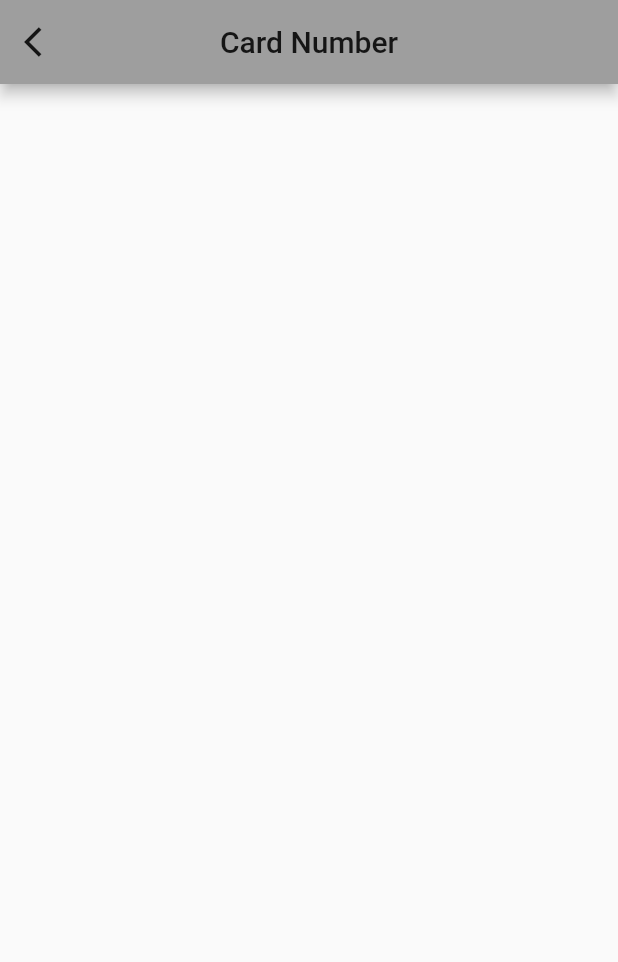
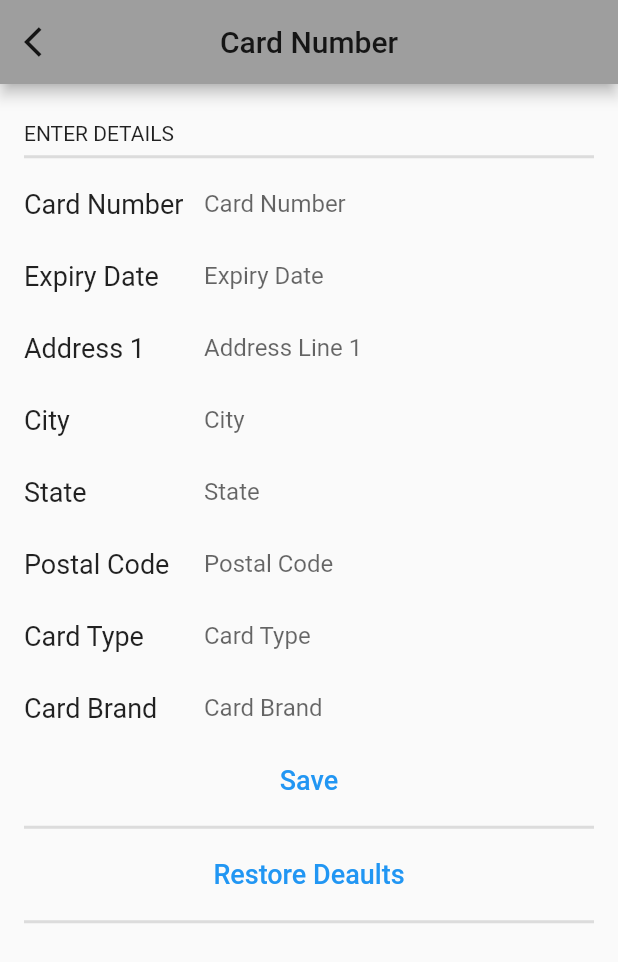
Before and after one commit to shankar-aditya/mep_issuer, a Flutter app: the CardNumber screen opened directly, on a phone screen of 412 x 824 dp. Shown: the top 962 px of the screen. Run offline on Flutter 3.47's test engine with Material 2 defaults, Android fonts, the phone set to English and light mode, and no system bars.

Commit message:
updated screen

```diff
--- a/lib/pages/card_id.dart
+++ b/lib/pages/card_id.dart
@@ -86,7 +86,7 @@ class _CardIdState extends State<CardId> {
 
 Padding buildSettingsRow(String title) {
   return Padding(
-    padding: const EdgeInsets.symmetric(vertical: 8.0),
+    padding: const EdgeInsets.symmetric(vertical: 0.0),
     child: Row(
       mainAxisAlignment: MainAxisAlignment.spaceBetween,
       children: [
--- a/lib/pages/card_number.dart
+++ b/lib/pages/card_number.dart
@@ -28,7 +28,82 @@ class _CardNumberState extends State<CardNumber> {
           'Card Number',
         ),
       ),
-      body: Container(),
+      body: Container(
+        padding: EdgeInsets.only(left: 16, top: 25, right: 16),
+        child: ListView(
+          children: [
+            Text('ENTER DETAILS'),
+            Divider(
+              height: 15,
+              thickness: 2,
+            ),
+            buildSettingsRow('Card Number', 'Card Number'),
+            buildSettingsRow('Expiry Date', 'Expiry Date'),
+            buildSettingsRow('Address 1', 'Address Line 1'),
+            buildSettingsRow('City', 'City'),
+            buildSettingsRow('State', 'State'),
+            buildSettingsRow('Postal Code', 'Postal Code'),
+            buildSettingsRow('Card Type', 'Card Type'),
+            buildSettingsRow('Card Brand', 'Card Brand'),
+            FlatButton(
+              onPressed: () {},
+              child: Text(
+                'Save',
+                style: TextStyle(
+                  fontSize: 18,
+                  color: Colors.blue,
+                ),
+              ),
+            ),
+            Divider(
+              height: 15,
+              thickness: 2,
+            ),
+            FlatButton(
+              onPressed: () {},
+              child: Text(
+                'Restore Deaults',
+                style: TextStyle(
+                  fontSize: 18,
+                  color: Colors.blue,
+                ),
+              ),
+            ),
+            Divider(
+              height: 15,
+              thickness: 2,
+            ),
+          ],
+        ),
+      ),
     );
   }
 }
+
+Padding buildSettingsRow(String title, String subtitle) {
+  return Padding(
+    padding: const EdgeInsets.symmetric(vertical: 0.0),
+    child: Row(
+      mainAxisAlignment: MainAxisAlignment.start,
+      children: [
+        SizedBox(
+          width: 120.0,
+          child: Text(
+            title,
+            style: TextStyle(
+              fontSize: 18,
+            ),
+          ),
+        ),
+        Expanded(
+          child: TextField(
+            decoration: InputDecoration(
+              border: InputBorder.none,
+              hintText: subtitle,
+            ),
+          ),
+        ),
+      ],
+    ),
+  );
+}
--- a/lib/pages/environment.dart
+++ b/lib/pages/environment.dart
@@ -19,6 +19,7 @@ class _EnvironmentState extends State<Environment> {
   ];
 
   int selectedIndex;
+  String result = '';
 
   @override
   Widget build(BuildContext context) {
@@ -54,19 +55,22 @@ class _EnvironmentState extends State<Environment> {
                   thickness: 2,
                 ),
                 Row(
-                  mainAxisAlignment: MainAxisAlignment.start,
+                  mainAxisAlignment: MainAxisAlignment.spaceBetween,
+                  // crossAxisAlignment: CrossAxisAlignment.s,
                   children: [
                     Text('Selected'),
-                    SizedBox(
-                      width: 5.0,
-                    ),
-                    Expanded(
-                      child: TextField(
-                        decoration: InputDecoration(
-                          border: InputBorder.none,
-                        ),
-                      ),
-                    ),
+                    // SizedBox(
+                    //   width: 5.0,
+                    // ),
+                    // Expanded(
+                    //   // child: TextField(
+                    //   //   decoration: InputDecoration(
+                    //   //     border: InputBorder.none,
+                    //   //   ),
+                    //   // ),
+                    //   child: Text('$result'),
+                    // ),
+                    Text('$result'),
                   ],
                 ),
               ],
@@ -92,6 +96,7 @@ class _EnvironmentState extends State<Environment> {
                   onTap: () {
                     setState(() {
                       selectedIndex = index;
+                      result = env[selectedIndex].title;
                     });
                   },
                   selected: env[index].selected,
```
